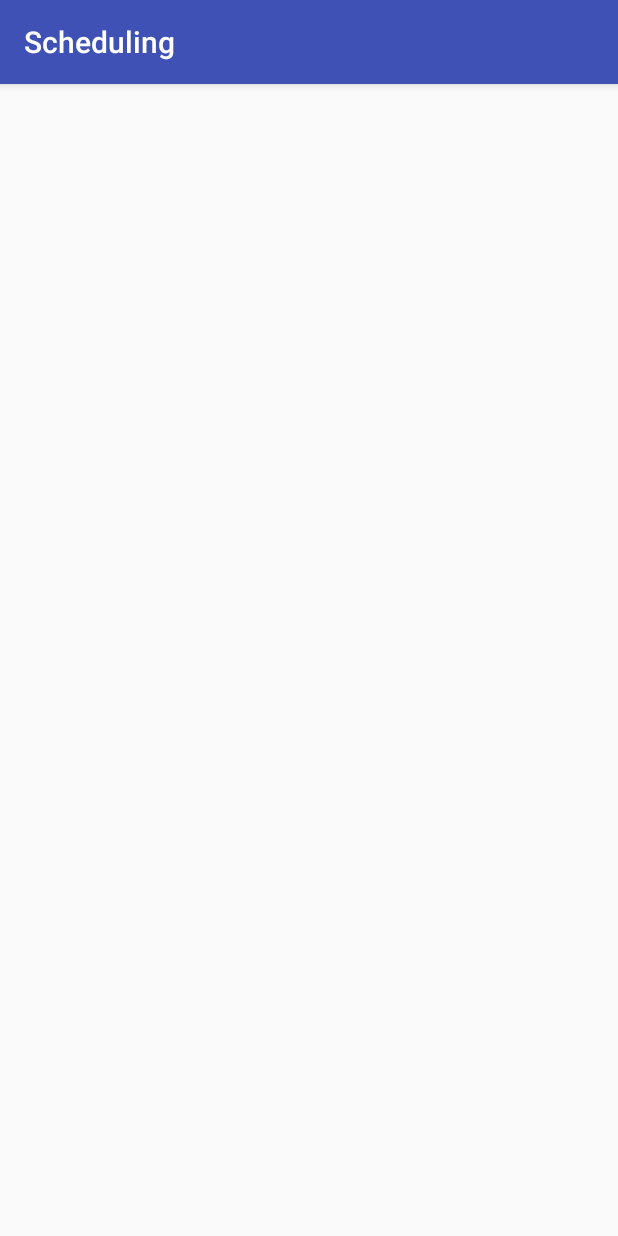
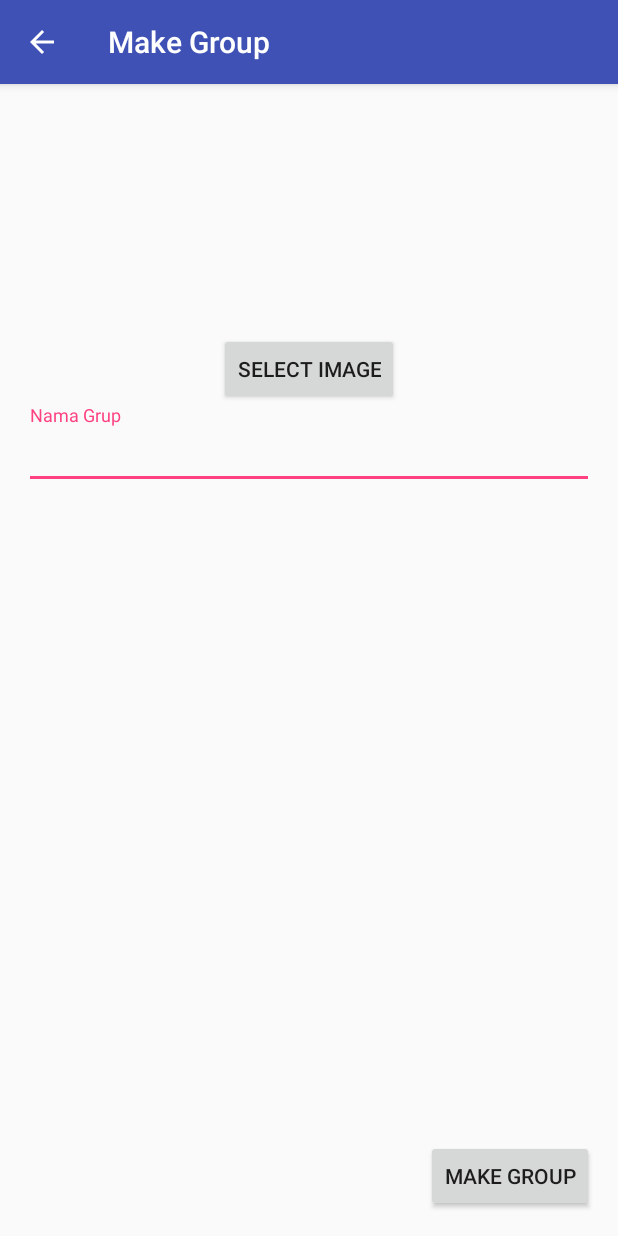
Before and after one commit to novanzz/Scheduling-second, an Android app: the MakeGroup screen opened directly, with no data from a screen before it, on a phone screen of 412 x 824 dp. Run offline under Robolectric (Android 15) with nearby library versions, the light colour scheme and no system bars.

Commit message:
firebaseRecyclerAdapterJoinAct

```diff
--- a/app/build.gradle
+++ b/app/build.gradle
@@ -33,6 +33,7 @@ dependencies {
     compile 'com.github.bumptech.glide:glide:3.7.0'
     compile 'com.google.android.gms:play-services-auth:10.2.0'
     compile 'com.android.support:support-v4:25.2.0'
+    compile 'com.firebaseui:firebase-ui-database:0.4.1'
     //firebase database
     compile 'com.google.firebase:firebase-database:10.2.0'
     testCompile 'junit:junit:4.12'
--- a/app/src/main/res/layout/activity_join_group.xml
+++ b/app/src/main/res/layout/activity_join_group.xml
@@ -8,10 +8,10 @@
     android:paddingLeft="@dimen/activity_horizontal_margin"
     android:paddingRight="@dimen/activity_horizontal_margin"
     android:paddingTop="@dimen/activity_vertical_margin"
-    tools:context="com.example.asus.scheduling.activity.JoinGroup">
+    tools:context="com.example.asus.scheduling.activity.JoinGrupActivity">
 
     <ImageView
-        android:id="@+id/image"
+        android:id="@+id/fotouser"
         android:layout_width="88dp"
         android:layout_height="88dp" />
 
@@ -22,7 +22,7 @@
         android:layout_alignParentBottom="true"
         android:layout_alignParentRight="true"
         android:layout_alignParentTop="true"
-        android:layout_toRightOf="@id/image"
+        android:layout_toRightOf="@id/fotouser"
         android:orientation="vertical"
         android:paddingLeft="16dp">
 
--- a/app/src/main/res/layout/activity_make_group.xml
+++ b/app/src/main/res/layout/activity_make_group.xml
@@ -9,5 +9,52 @@
     android:paddingRight="@dimen/activity_horizontal_margin"
     android:paddingTop="@dimen/activity_vertical_margin"
     tools:context="com.example.asus.scheduling.activity.MakeGroup">
+    <LinearLayout
+        android:layout_width="match_parent"
+        android:layout_height="match_parent"
+        android:orientation="vertical">
+
+        <ImageView
+            android:layout_width="150dp"
+            android:layout_height="150dp"
+            android:scaleType="center"
+            android:layout_gravity="center" />
+        <Button
+            android:layout_width="wrap_content"
+            android:layout_height="wrap_content"
+            android:layout_gravity="center"
+            android:text="Select Image"/>
+
+        <android.support.design.widget.TextInputLayout
+            android:layout_width="match_parent"
+            android:layout_height="wrap_content">
+
+            <EditText
+                android:hint="Nama Grup"
+                android:layout_width="match_parent"
+                android:layout_height="wrap_content"
+                android:inputType="textEmailAddress"
+                android:ems="10"
+                android:layout_marginTop="24dp"
+                android:id="@+id/txtNamaGrup" />
+
+        </android.support.design.widget.TextInputLayout>
+
+        <LinearLayout
+            android:layout_width="match_parent"
+            android:layout_height="0dip"
+            android:layout_weight="1"
+            android:gravity="center|bottom"
+            android:orientation="vertical" >
+            <Button
+                android:layout_width="wrap_content"
+                android:layout_height="wrap_content"
+                android:text="Make Group"
+                android:layout_gravity="right" />
+
+        </LinearLayout>
+
+    </LinearLayout>
+
 
 </RelativeLayout>
--- a/app/src/main/res/layout/listview_activity.xml
+++ b/app/src/main/res/layout/listview_activity.xml
@@ -7,5 +7,4 @@
         android:layout_width="match_parent"
         android:layout_height="match_parent">
     </android.support.v7.widget.RecyclerView>
-
 </RelativeLayout>
```
Also changed, not shown: app/src/main/AndroidManifest.xml (+9 -3 lines), app/src/main/java/com/example/asus/scheduling/JoinGrupViewHolder.java (added, +21 -0 lines), app/src/main/java/com/example/asus/scheduling/activity/JoinGroupActivity.java (deleted, +0 -99 lines), app/src/main/java/com/example/asus/scheduling/activity/JoinGrupActivity.java (added, +55 -0 lines), app/src/main/java/com/example/asus/scheduling/activity/SgnNotRegst.java (+12 -5 lines), app/src/main/java/com/example/asus/scheduling/activity/User.java (+23 -4 lines), app/src/main/java/com/example/asus/scheduling/adapter/JoinGrupAdapter.java (deleted, +0 -56 lines).
